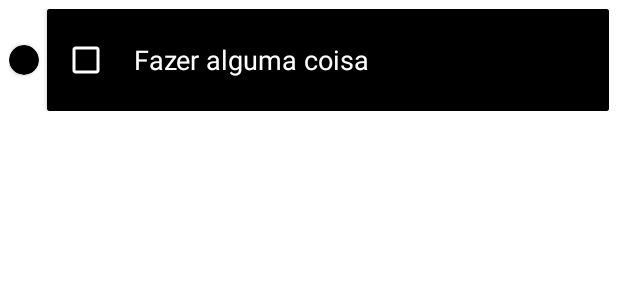
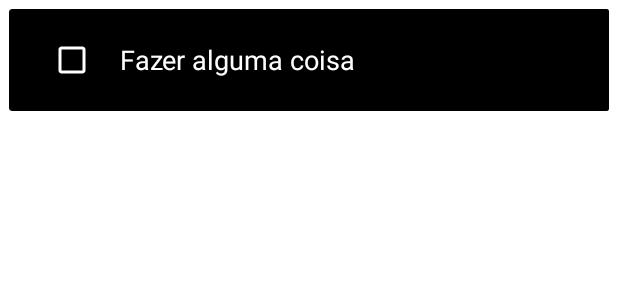
Before and after one commit to BrunoRibeirods/Tasks-app, an Android app: the layout item_task.xml on its own in the app's theme, with its tools: preview values and no code run, on a phone screen of 412 x 824 dp. Shown: the top 300 px of the screen. Run offline under Robolectric (Android 15) with nearby library versions, the phone set to English and light mode, and no system bars.

Commit message:
Changing layout

```diff
--- /dev/null
+++ b/app/src/main/res/drawable/ic_baseline_check_24.xml
@@ -0,0 +1,5 @@
+<vector android:height="30dp" android:tint="#FFFFFF"
+    android:viewportHeight="24" android:viewportWidth="24"
+    android:width="30dp" xmlns:android="http://schemas.android.com/apk/res/android">
+    <path android:fillColor="@android:color/white" android:pathData="M9,16.17L4.83,12l-1.42,1.41L9,19 21,7l-1.41,-1.41z"/>
+</vector>
--- a/app/src/main/res/layout/item_task.xml
+++ b/app/src/main/res/layout/item_task.xml
@@ -7,14 +7,12 @@
     xmlns:app="http://schemas.android.com/apk/res-auto"
     >
 
-
     <androidx.cardview.widget.CardView
         android:id="@+id/task_type"
         android:layout_width="20dp"
-        android:layout_height="20dp"
+        android:layout_height="match_parent"
         android:layout_gravity="center"
-        android:layout_marginEnd="5dp"
-        app:cardCornerRadius="80dp"
+        android:layout_marginEnd="-4dp"
         android:backgroundTint="@color/black"/>
 
 
@@ -32,6 +30,7 @@
             android:layout_height="wrap_content">
 
             <androidx.appcompat.widget.AppCompatCheckBox
+                android:id="@+id/check_task"
                 android:layout_marginTop="10dp"
                 android:layout_marginBottom="10dp"
                 android:layout_marginStart="10dp"
```
